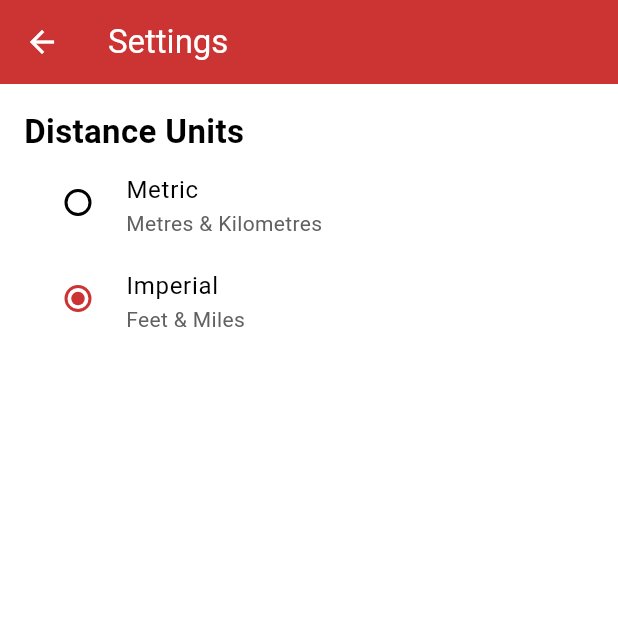
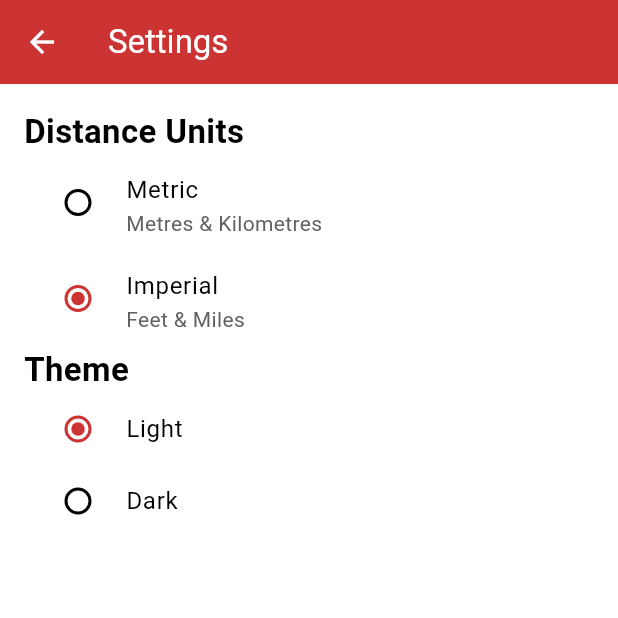
Before and after one commit to mill-road-winter-fair/mill_road_winter_fair_app, a Flutter app: the SettingsPage screen opened directly, after a tap on "Imperial", on a phone screen of 412 x 824 dp, the top half of it. Run offline on Flutter 3.47's test engine with Material 3 defaults, Android fonts, the phone set to English and light mode, and no system bars; our stand-ins replace flutter_dotenv, geolocator, google_maps_flutter, shared_preferences; missing offline and left inert: flutter_polyline_points; accounts and stored records are empty; network calls fail.

Commit message:
Adding theme switching feature

```diff
--- a/lib/main.dart
+++ b/lib/main.dart
@@ -2,11 +2,11 @@ import 'package:flutter/material.dart';
 import 'package:flutter_dotenv/flutter_dotenv.dart';
 import 'package:google_maps_flutter/google_maps_flutter.dart';
 import 'package:http/http.dart' as http;
-import 'package:shared_preferences/shared_preferences.dart';
 import 'package:url_launcher/url_launcher.dart';
 import 'package:mill_road_winter_fair_app/about_the_fair.dart';
 import 'package:mill_road_winter_fair_app/filtered_listings.dart';
 import 'package:mill_road_winter_fair_app/get_current_location.dart';
+import 'package:mill_road_winter_fair_app/themes.dart';
 import 'package:mill_road_winter_fair_app/map_page.dart';
 import 'package:mill_road_winter_fair_app/settings_page.dart';
 
@@ -30,17 +30,10 @@ Future<void> main() async {
   mrwfApi = dotenv.env['MRWF_API'] ?? '';
 
   // Load user preferences
-  await _loadSettings();
+  await loadSettings();
 
   // Run the app
   runApp(const MyApp());
-}
-
-// Load settings from SharedPreferences
-Future<void> _loadSettings() async {
-  final prefs = await SharedPreferences.getInstance();
-  int savedUnitIndex = prefs.getInt('preferredDistanceUnits') ?? 0; // Default to 0 (metric)
-  preferredDistanceUnits = DistanceUnits.values[savedUnitIndex];
 }
 
 class MyApp extends StatelessWidget {
@@ -48,34 +41,15 @@ class MyApp extends StatelessWidget {
 
   @override
   Widget build(BuildContext context) {
-    return MaterialApp(
-      title: 'Mill Road Winter Fair',
-      theme: ThemeData(
-        useMaterial3: true,
-        colorScheme: const ColorScheme(
-          brightness: Brightness.light,
-          primary: Color.fromRGBO(204, 51, 51, 1),
-          onPrimary: Colors.black,
-          secondary: Colors.yellow,
-          onSecondary: Colors.black,
-          error: Colors.red,
-          onError: Colors.white,
-          surface: Colors.white,
-          onSurface: Colors.black,
-        ),
-        appBarTheme: const AppBarTheme(
-          backgroundColor: Color.fromRGBO(204, 51, 51, 1),
-          foregroundColor: Colors.white,
-        ),
-        bottomNavigationBarTheme: const BottomNavigationBarThemeData(
-          selectedItemColor: Color.fromRGBO(204, 51, 51, 1),
-          unselectedItemColor: Colors.grey,
-        ),
-        drawerTheme: const DrawerThemeData(
-          backgroundColor: Color.fromRGBO(204, 51, 51, 1),
-        ),
-      ),
-      home: const HomePage(),
+    return ValueListenableBuilder<String>(
+      valueListenable: themeNotifier,
+      builder: (context, themeKey, _) {
+        return MaterialApp(
+          title: 'Mill Road Winter Fair',
+          theme: appThemes[themeKey],
+          home: const HomePage(),
+        );
+      },
     );
   }
 }
--- a/lib/settings_page.dart
+++ b/lib/settings_page.dart
@@ -1,4 +1,5 @@
 import 'package:flutter/material.dart';
+import 'package:mill_road_winter_fair_app/themes.dart';
 import 'package:shared_preferences/shared_preferences.dart';
 
 // Define available distance units
@@ -6,6 +7,17 @@ enum DistanceUnits { metric, imperial }
 
 // Set default distance units
 DistanceUnits preferredDistanceUnits = DistanceUnits.metric;
+
+// Load settings from SharedPreferences
+Future<void> loadSettings() async {
+  final prefs = await SharedPreferences.getInstance();
+
+  int savedUnitIndex = prefs.getInt('preferredDistanceUnits') ?? 0; // Default to 0 (metric)
+  preferredDistanceUnits = DistanceUnits.values[savedUnitIndex];
+
+  selectedThemeKey = prefs.getString('selectedTheme') ?? 'light'; // Default to 'light'
+  selectedTheme = appThemes[selectedThemeKey]!;
+}
 
 class SettingsPage extends StatefulWidget {
   const SettingsPage({super.key});
@@ -18,23 +30,18 @@ class SettingsPageState extends State<SettingsPage> {
   @override
   void initState() {
     super.initState();
-    _loadSettings();
-  }
-
-  // Load settings from shared preferences
-  Future<void> _loadSettings() async {
-    final prefs = await SharedPreferences.getInstance();
-    setState(() {
-      // Retrieve the saved enum index and convert it back to DistanceUnits
-      int savedUnitIndex = prefs.getInt('preferredDistanceUnits') ?? 0; // Default to 0 (metric)
-      preferredDistanceUnits = DistanceUnits.values[savedUnitIndex];
-    });
+    loadSettings();
   }
 
   // Save settings to shared preferences
   Future<void> _saveSettings() async {
     final prefs = await SharedPreferences.getInstance();
     await prefs.setInt('preferredDistanceUnits', preferredDistanceUnits.index);
+    await prefs.setString('selectedTheme', themeNotifier.value);
+  }
+
+  Future<void> _changeTheme(String themeKey) async {
+    themeNotifier.value = themeKey;
   }
 
   @override
@@ -43,19 +50,21 @@ class SettingsPageState extends State<SettingsPage> {
       appBar: AppBar(
         title: const Text('Settings'),
       ),
-      body: ListView.separated(
-        separatorBuilder: (BuildContext context, int index) => Divider(color: Colors.grey[350]),
-        itemCount: 1,
-        itemBuilder: (BuildContext context, int index) {
-          return Container(
-            padding: const EdgeInsets.all(16.0),
-            child: Column(
+      body: Container(
+        padding: const EdgeInsets.all(16.0),
+        child: Column(
+          crossAxisAlignment: CrossAxisAlignment.center,
+          children: [
+            Column(
               crossAxisAlignment: CrossAxisAlignment.start,
               children: [
                 const Text('Distance Units', style: TextStyle(fontSize: 22, fontWeight: FontWeight.bold)),
                 RadioListTile(
                   title: const Text('Metric'),
-                  subtitle: Text('Metres & Kilometres', style: TextStyle(fontSize: 14, color: Colors.grey[700]),),
+                  subtitle: Text(
+                    'Metres & Kilometres',
+                    style: TextStyle(fontSize: 14, color: Colors.grey[700]),
+                  ),
                   visualDensity: VisualDensity.compact,
                   value: DistanceUnits.metric,
                   groupValue: preferredDistanceUnits,
@@ -68,7 +77,10 @@ class SettingsPageState extends State<SettingsPage> {
                 ),
                 RadioListTile(
                   title: const Text('Imperial'),
-                  subtitle: Text('Feet & Miles', style: TextStyle(fontSize: 14, color: Colors.grey[700]),),
+                  subtitle: Text(
+                    'Feet & Miles',
+                    style: TextStyle(fontSize: 14, color: Colors.grey[700]),
+                  ),
                   visualDensity: VisualDensity.compact,
                   value: DistanceUnits.imperial,
                   groupValue: preferredDistanceUnits,
@@ -81,8 +93,40 @@ class SettingsPageState extends State<SettingsPage> {
                 ),
               ],
             ),
-          );
-        },
+            Column(
+              crossAxisAlignment: CrossAxisAlignment.start,
+              children: [
+                const Text('Theme', style: TextStyle(fontSize: 22, fontWeight: FontWeight.bold)),
+                RadioListTile(
+                  title: const Text('Light'),
+                  visualDensity: VisualDensity.compact,
+                  value: 'light',
+                  groupValue: themeNotifier.value,
+                  onChanged: (value) {
+                    selectedThemeKey = value!;
+                    setState(() {
+                      _changeTheme(value);
+                    });
+                    _saveSettings();
+                  },
+                ),
+                RadioListTile(
+                  title: const Text('Dark'),
+                  visualDensity: VisualDensity.compact,
+                  value: 'dark',
+                  groupValue: themeNotifier.value,
+                  onChanged: (value) {
+                    selectedThemeKey = value!;
+                    setState(() {
+                      _changeTheme(value);
+                    });
+                    _saveSettings();
+                  },
+                ),
+              ],
+            ),
+          ],
+        ),
       ),
     );
   }
--- /dev/null
+++ b/lib/themes.dart
@@ -0,0 +1,169 @@
+// Define available themes
+import 'package:flutter/material.dart';
+import 'package:shared_preferences/shared_preferences.dart';
+
+// Create a ValueNotifier to hold the current theme
+final ValueNotifier<String> themeNotifier = ValueNotifier(selectedThemeKey);
+
+late String selectedThemeKey; // Currently selected theme key
+late ThemeData selectedTheme; // Currently selected theme
+
+final Map<String, ThemeData> appThemes = {
+  'light': ThemeData(
+    useMaterial3: true,
+    colorScheme: const ColorScheme(
+      brightness: Brightness.light,
+      primary: Color.fromRGBO(204, 51, 51, 1),
+      onPrimary: Colors.black,
+      secondary: Colors.yellow,
+      onSecondary: Colors.black,
+      error: Colors.red,
+      onError: Colors.white,
+      surface: Colors.white,
+      onSurface: Colors.black,
+    ),
+    appBarTheme: const AppBarTheme(
+      backgroundColor: Color.fromRGBO(204, 51, 51, 1),
+      foregroundColor: Colors.white,
+    ),
+    bottomNavigationBarTheme: const BottomNavigationBarThemeData(
+      selectedItemColor: Color.fromRGBO(204, 51, 51, 1),
+      unselectedItemColor: Colors.grey,
+    ),
+    drawerTheme: const DrawerThemeData(
+      backgroundColor: Color.fromRGBO(204, 51, 51, 1),
+    ),
+  ),
+
+  'dark': ThemeData(
+    useMaterial3: true,
+    colorScheme: const ColorScheme(
+      brightness: Brightness.dark,
+
+      primary: Color.fromRGBO(30, 30, 30, 1.0),
+      onPrimary: Colors.white,
+
+      secondary: Colors.yellow,
+      onSecondary: Colors.black,
+
+      error: Colors.red,
+      onError: Colors.white,
+
+      surface: Colors.white,
+      onSurface: Colors.black,
+    ),
+    appBarTheme: const AppBarTheme(
+      backgroundColor: Color.fromRGBO(30, 30, 30, 1.0),
+      foregroundColor: Colors.white,
+
+    ),
+    bottomNavigationBarTheme: const BottomNavigationBarThemeData(
+      selectedItemColor: Color.fromRGBO(30, 30, 30, 1.0),
+      unselectedItemColor: Colors.grey,
+
+    ),
+    drawerTheme: const DrawerThemeData(
+      backgroundColor: Color.fromRGBO(30, 30, 30, 1.0),
+
+    ),
+  ),
+
+  '2024': ThemeData(
+    useMaterial3: true,
+    colorScheme: const ColorScheme(
+      brightness: Brightness.light,
+
+      primary: Color.fromRGBO(37, 63, 128, 1.0),
+      onPrimary: Colors.white,
+
+      secondary: Colors.yellow,
+      onSecondary: Colors.black,
+
+      error: Colors.red,
+      onError: Colors.white,
+
+      surface: Colors.white,
+      onSurface: Colors.black,
+    ),
+    appBarTheme: const AppBarTheme(
+      backgroundColor: Color.fromRGBO(37, 63, 128, 1.0),
+      foregroundColor: Colors.white,
+
+    ),
+    bottomNavigationBarTheme: const BottomNavigationBarThemeData(
+      selectedItemColor: Color.fromRGBO(37, 63, 128, 1.0),
+      unselectedItemColor: Colors.grey,
+
+    ),
+    drawerTheme: const DrawerThemeData(
+      backgroundColor: Color.fromRGBO(37, 63, 128, 1.0),
+
+    ),
+  ),
+
+  'High Contrast': ThemeData(
+    useMaterial3: true,
+    colorScheme: const ColorScheme(
+      brightness: Brightness.dark,
+
+      primary: Color.fromRGBO(0, 0, 0, 1.0),
+      onPrimary: Colors.white,
+
+      secondary: Colors.yellow,
+      onSecondary: Colors.black,
+
+      error: Colors.red,
+      onError: Colors.white,
+
+      surface: Colors.white,
+      onSurface: Colors.black,
+    ),
+    appBarTheme: const AppBarTheme(
+      backgroundColor: Color.fromRGBO(0, 0, 0, 1.0),
+      foregroundColor: Colors.white,
+
+    ),
+    bottomNavigationBarTheme: const BottomNavigationBarThemeData(
+      selectedItemColor: Color.fromRGBO(0, 0, 0, 1.0),
+      unselectedItemColor: Colors.grey,
+
+    ),
+    drawerTheme: const DrawerThemeData(
+      backgroundColor: Color.fromRGBO(0, 0, 0, 1.0),
+
+    ),
+  ),
+
+  'Colour Blind Friendly': ThemeData(
+    useMaterial3: true,
+    colorScheme: const ColorScheme(
+      brightness: Brightness.light,
+
+      primary: Color.fromRGBO(102, 55, 133, 1.0),
+      onPrimary: Colors.white,
+
+      secondary: Colors.yellow,
+      onSecondary: Colors.black,
+
+      error: Colors.red,
+      onError: Colors.white,
+
+      surface: Colors.white,
+      onSurface: Colors.black,
+
+    ),
+    appBarTheme: const AppBarTheme(
+      backgroundColor: Color.fromRGBO(102, 55, 133, 1.0),
+      foregroundColor: Colors.white,
+    ),
+    bottomNavigationBarTheme: const BottomNavigationBarThemeData(
+      selectedItemColor: Color.fromRGBO(102, 55, 133, 1.0),
+
+      unselectedItemColor: Colors.grey,
+
+    ),
+    drawerTheme: const DrawerThemeData(
+      backgroundColor: Color.fromRGBO(102, 55, 133, 1.0),
+    ),
+  ),
+};
```
